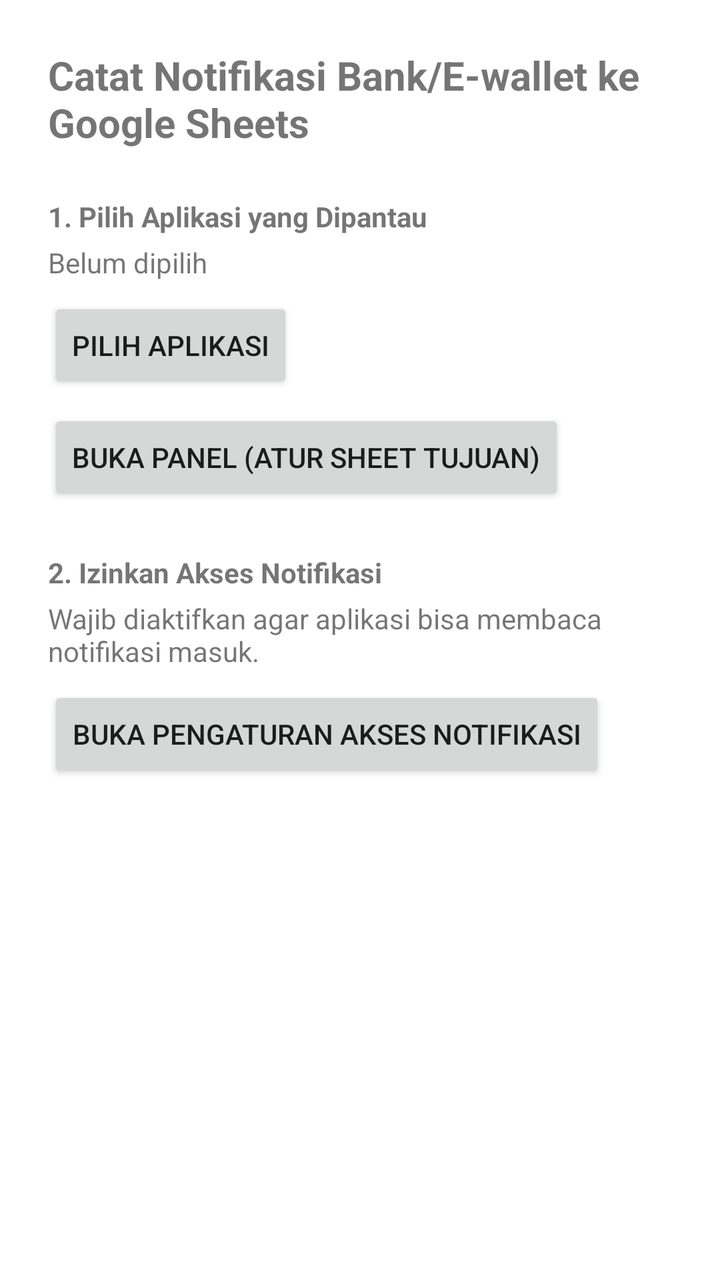
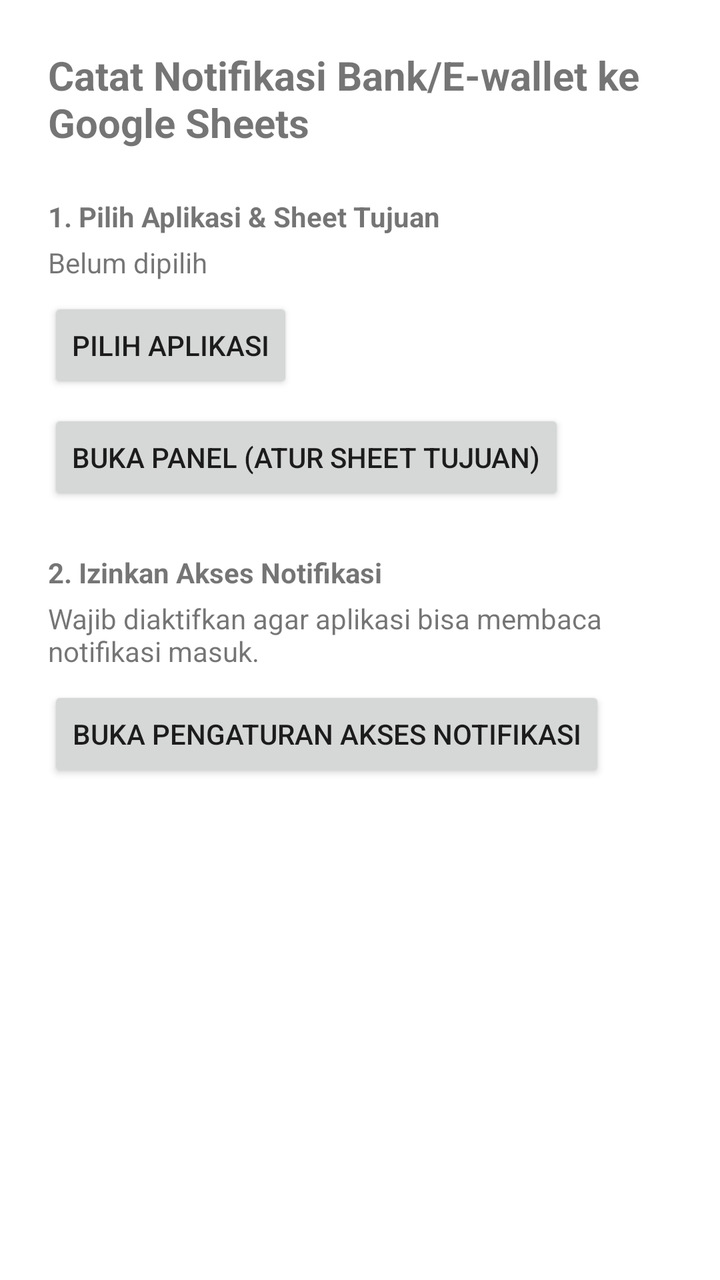

An Android layout rendered at two revisions. The XML below is the earlier revision; the diff shows what the commit changed to produce the second picture.
<!-- AndroidManifest.xml: application theme Theme.NotifLogger -->
<!-- res/layout/activity_main.xml -->
<?xml version="1.0" encoding="utf-8"?>
<ScrollView xmlns:android="http://schemas.android.com/apk/res/android"
    android:layout_width="match_parent"
    android:layout_height="match_parent">

    <LinearLayout
        android:layout_width="match_parent"
        android:layout_height="wrap_content"
        android:orientation="vertical"
        android:padding="24dp">

        <TextView
            android:layout_width="wrap_content"
            android:layout_height="wrap_content"
            android:text="Catat Notifikasi Bank/E-wallet ke Google Sheets"
            android:textSize="20sp"
            android:textStyle="bold"
            android:layout_marginBottom="16dp" />

        <TextView
            android:layout_width="wrap_content"
            android:layout_height="wrap_content"
            android:text="1. Pilih Aplikasi yang Dipantau"
            android:textStyle="bold"
            android:layout_marginTop="8dp" />

        <TextView
            android:id="@+id/text_selected_apps"
            android:layout_width="match_parent"
            android:layout_height="wrap_content"
            android:layout_marginTop="4dp"
            android:text="Belum dipilih" />

        <Button
            android:id="@+id/btn_pick_apps"
            android:layout_width="wrap_content"
            android:layout_height="wrap_content"
            android:text="Pilih Aplikasi"
            android:layout_marginTop="8dp" />

        <Button
            android:id="@+id/btn_open_panel"
            android:layout_width="wrap_content"
            android:layout_height="wrap_content"
            android:text="Buka Panel (Atur Sheet Tujuan)"
            android:layout_marginTop="8dp" />

        <TextView
            android:layout_width="wrap_content"
            android:layout_height="wrap_content"
            android:text="2. Izinkan Akses Notifikasi"
            android:textStyle="bold"
            android:layout_marginTop="24dp" />

        <TextView
            android:layout_width="match_parent"
            android:layout_height="wrap_content"
            android:layout_marginTop="4dp"
            android:text="Wajib diaktifkan agar aplikasi bisa membaca notifikasi masuk." />

        <Button
            android:id="@+id/btn_notif_access"
            android:layout_width="wrap_content"
            android:layout_height="wrap_content"
            android:text="Buka Pengaturan Akses Notifikasi"
            android:layout_marginTop="8dp" />

        <TextView
            android:id="@+id/text_status"
            android:layout_width="match_parent"
            android:layout_height="wrap_content"
            android:layout_marginTop="24dp"
            android:textStyle="italic" />

    </LinearLayout>
</ScrollView>
<!-- resources referenced by this layout -->
<resources>
  <style name="Theme.NotifLogger" parent="Theme.MaterialComponents.DayNight.NoActionBar" />
</resources>

<!-- the commit's change to res/layout/activity_main.xml (unified diff, before → after) -->
@@ -20,7 +20,7 @@
         <TextView
             android:layout_width="wrap_content"
             android:layout_height="wrap_content"
-            android:text="1. Pilih Aplikasi yang Dipantau"
+            android:text="1. Pilih Aplikasi &amp; Sheet Tujuan"
             android:textStyle="bold"
             android:layout_marginTop="8dp" />
 
